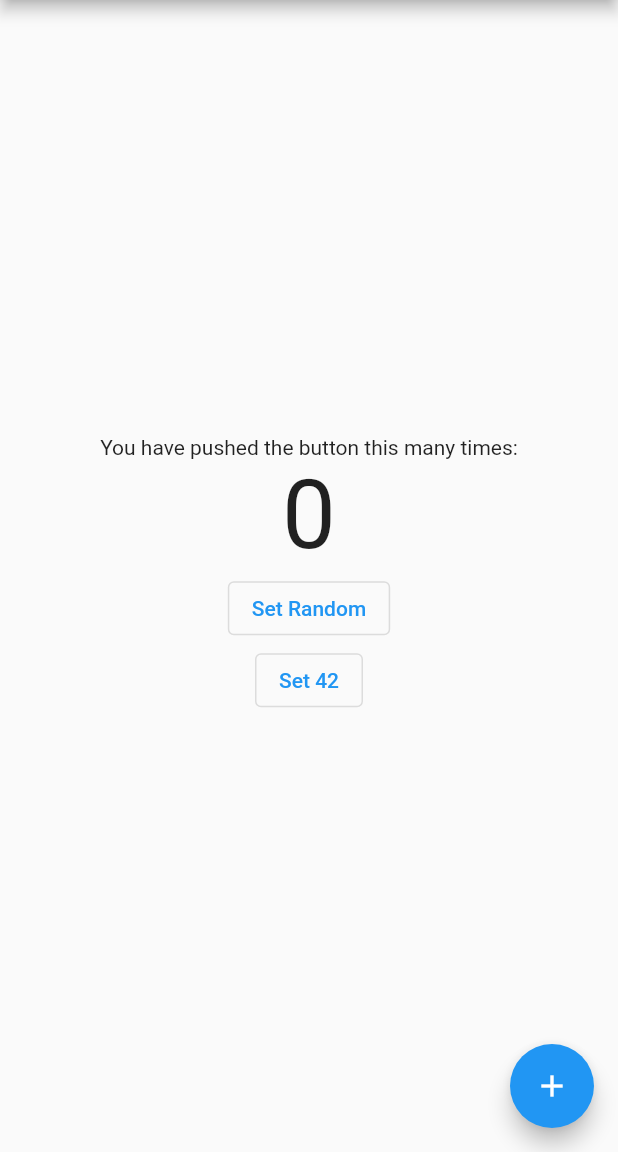
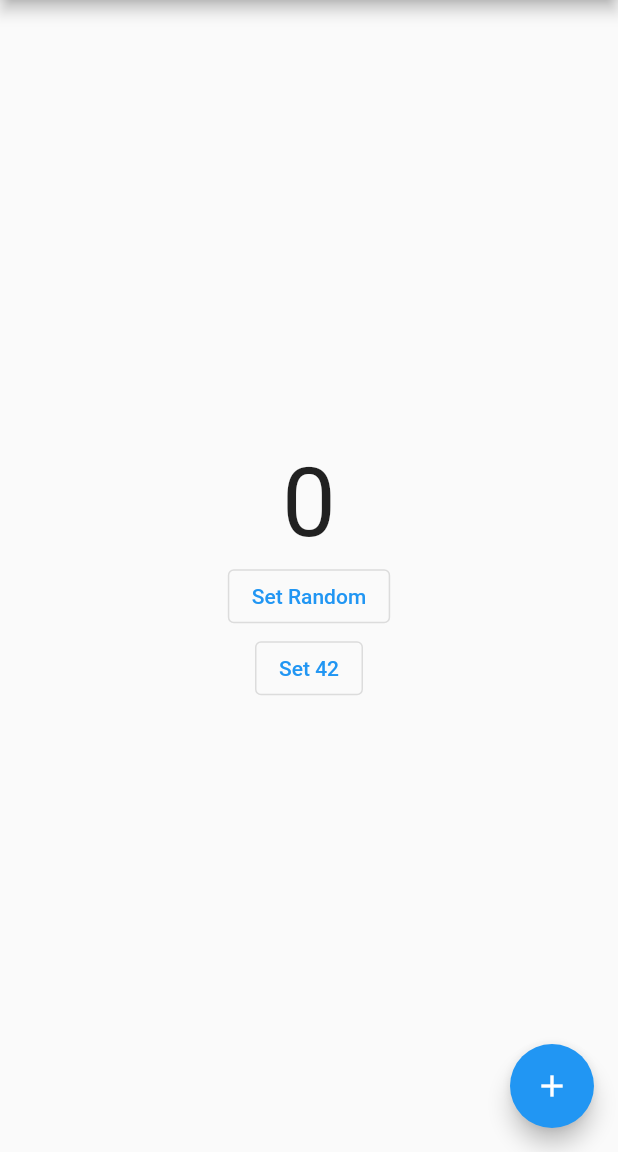
Before and after one commit to buttonsrtoys/gen_keys, a Flutter app: the screen it shows after launch, on a phone screen of 412 x 824 dp, the part 84-1236 px from its top. Run offline on Flutter 3.47's test engine with Material 2 defaults, Android fonts, the phone set to English and light mode, and no system bars; missing offline and left inert: analyzer, build, source_gen.

Commit message:
cleanup after rename

```diff
--- a/example/lib/main.dart
+++ b/example/lib/main.dart
@@ -58,9 +58,6 @@ class _MyHomePageState extends State<MyHomePage> {
         child: Column(
           mainAxisAlignment: MainAxisAlignment.center,
           children: <Widget>[
-            const Text(
-              'You have pushed the button this many times:',
-            ),
             Text(
               key: MainKeys.count,      // <- ...keys...
               '$_counter',
@@ -72,8 +69,8 @@ class _MyHomePageState extends State<MyHomePage> {
                 _counter = Random().nextInt(100);
               }),
               child: const Text(
+                'Set Random',
                 key: MainKeys.randomButtonText,
-                'Set Random',
               ),
             ),
             OutlinedButton(
@@ -82,8 +79,8 @@ class _MyHomePageState extends State<MyHomePage> {
                 _counter = 42;
               }),
               child: const Text(
+                'Set 42',
                 key: MainKeys.fortyTwoButtonText,
-                'Set 42',
               ),
             ),
           ],
--- a/pubspec.yaml
+++ b/pubspec.yaml
@@ -1,6 +1,6 @@
 name: gen_keys
-description: Renamed to gen_keys
-version: 0.1.2
+description: Code generator for widget keys. Builds a keys class in a separate parts file for classes annotated with @GenKeys().
+version: 0.1.0
 repository: https://github.com/buttonsrtoys/gen_keys
 issue_tracker: https://github.com/buttonsrtoys/gen_keys/issues
 
```
Also changed, not shown: lib/annotations.dart (+19 -4 lines), assets/GenKeysLogo.png, example/pubspec.lock, 3 other files.
